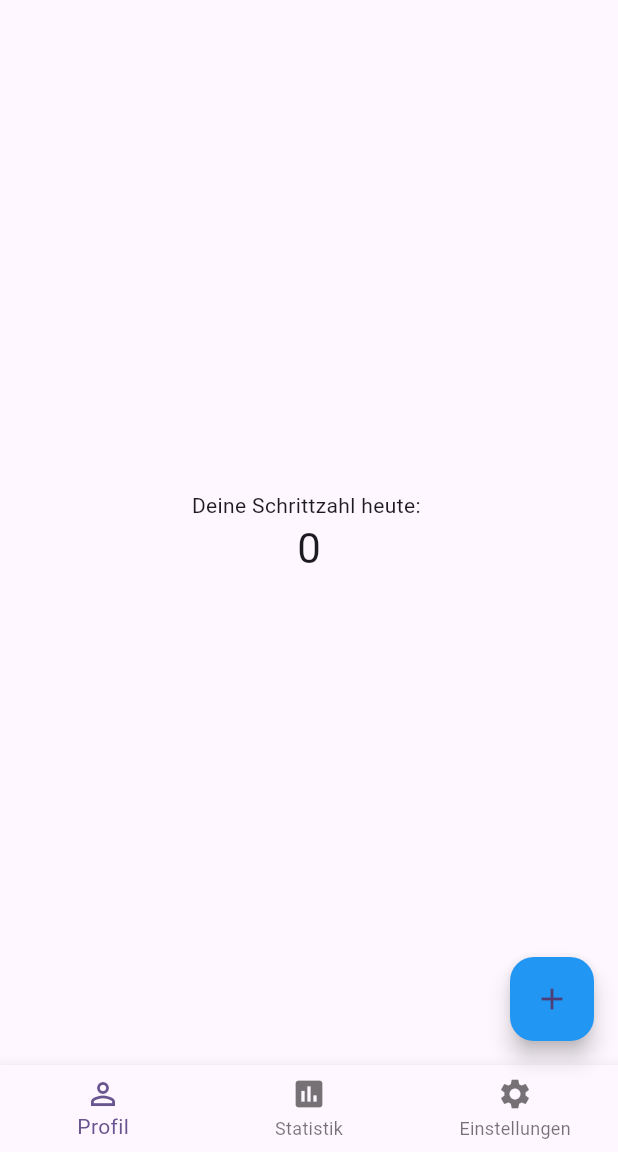
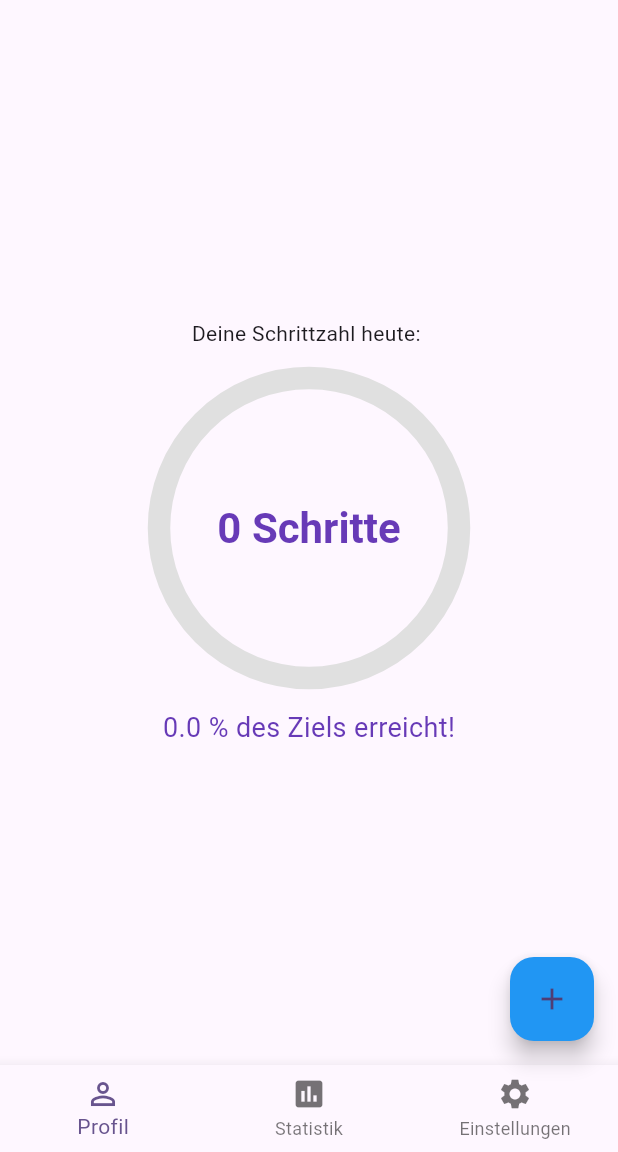
Before and after one commit to JannikBuller/mob_application_gh, a Flutter app: the screen it shows after launch, on a phone screen of 412 x 824 dp, the part 84-1236 px from its top. Run offline on Flutter 3.47's test engine with Material 3 defaults, Android fonts, the phone set to English and light mode, and no system bars; our stand-ins replace pedometer.

Commit message:
2. Update + Sensor ?

```diff
--- a/lib/main.dart
+++ b/lib/main.dart
@@ -1,4 +1,5 @@
 import 'package:flutter/material.dart';
+import 'package:pedometer/pedometer.dart';
 
 void main() {
   runApp(const MyApp());
@@ -10,7 +11,7 @@ class MyApp extends StatelessWidget {
   @override
   Widget build(BuildContext context) {
     return MaterialApp(
-      title: 'Flutter Demo',
+      title: 'Schrittzähler',
       theme: ThemeData(
         colorScheme: ColorScheme.fromSeed(seedColor: Colors.deepPurple),
         useMaterial3: true,
@@ -31,7 +32,47 @@ class MyHomePage extends StatefulWidget {
 
 class _MyHomePageState extends State<MyHomePage> {
   int _counter = 0;
+  int _dailyGoal = 50;
   int _selectedIndex = 0; // Hält den aktuellen Tab-Index
+
+  late Stream<StepCount> _stepCountStream;
+  late Stream<PedestrianStatus> _pedestrianStatusStream;
+
+
+  void onStepCount(StepCount event) {
+    setState(() {
+      _counter = event.steps;
+    });
+  }
+
+  void onStepCountError(error){
+    print('Step Count Error: $error');
+  }
+
+  Future<void> initPlatformState() async {
+    _stepCountStream = Pedometer.stepCountStream;
+    _pedestrianStatusStream = Pedometer.pedestrianStatusStream;
+
+    _stepCountStream.listen(onStepCount).onError(onStepCountError);
+    _pedestrianStatusStream.listen(onPedestrianStatusChanged).onError(onPedestrianStatusError);
+  }
+
+  @override
+  void initState() {
+    super.initState();
+    initPlatformState();
+  }
+
+  double getProgress(){
+    return _counter / _dailyGoal;
+  }
+  void onPedestrianStatusChanged(PedestrianStatus event){
+    print('Pedestrian Status: ${event.status}');
+  }
+
+  void onPedestrianStatusError(error){
+    print('Pedestrain Status Error: $error');
+  }
 
   void _incrementCounter() {
     setState(() {
@@ -74,10 +115,48 @@ class _MyHomePageState extends State<MyHomePage> {
           mainAxisAlignment: MainAxisAlignment.center,
           children: <Widget>[
             const Text('Deine Schrittzahl heute: '),
+            const SizedBox(height:20),
+
+            Stack(
+              alignment: Alignment.center,
+              children: [
+                SizedBox(
+                  height:200,
+                  width: 200,
+                  child: CircularProgressIndicator(
+                    value: getProgress(),
+                    backgroundColor: Colors.grey.shade300,
+                    valueColor: AlwaysStoppedAnimation<Color>(Colors.deepPurple),
+                    strokeWidth: 15,
+                  ),
+                ),
+                Text(
+                  '$_counter Schritte',
+                  style: Theme.of(context).textTheme.headlineMedium?.copyWith(
+                    color: Colors.deepPurple,
+                    fontWeight: FontWeight.bold,
+                  ),
+                ),
+              ],
+            ),
+            const SizedBox(height: 20),
             Text(
-              '$_counter',
-              style: Theme.of(context).textTheme.headlineMedium,
-            ),
+              '${(_counter / _dailyGoal * 100).toStringAsFixed(1)} % des Ziels erreicht!',
+              style: TextStyle(fontSize: 18, color: Colors.deepPurple),
+            ),/* Hier eine Lineare Progressbar
+            const SizedBox(height: 20),
+            LinearProgressIndicator(
+              value: getProgess(),
+              backgroundColor: Colors.grey.shade300,
+              valueColor: AlwaysStoppedAnimation<Color>(Colors.deepPurple),
+            ),*//*
+            const SizedBox(height: 20),
+
+            // Text mit dem Fortschritt
+            Text(
+              '${(_counter / _dailyGoal * 100).toStringAsFixed(1)}% des Ziels erreicht!',
+              style: TextStyle(fontSize: 18, color: Colors.deepPurple),
+            ),     */
           ],
         ),
       ),
--- a/pubspec.yaml
+++ b/pubspec.yaml
@@ -30,7 +30,7 @@ environment:
 dependencies:
   flutter:
     sdk: flutter
-
+  pedometer: ^4.0.2
   http: ^1.2.2
 
   # The following adds the Cupertino Icons font to your application.
```
Also changed, not shown: pubspec.lock, 11 other files.
